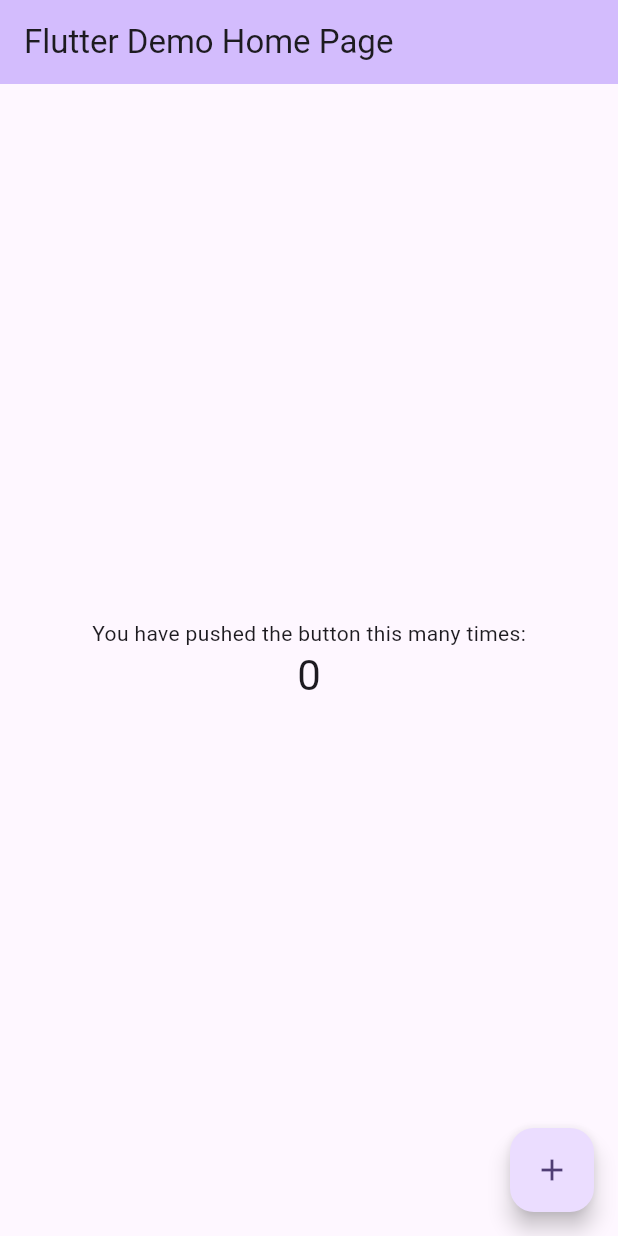
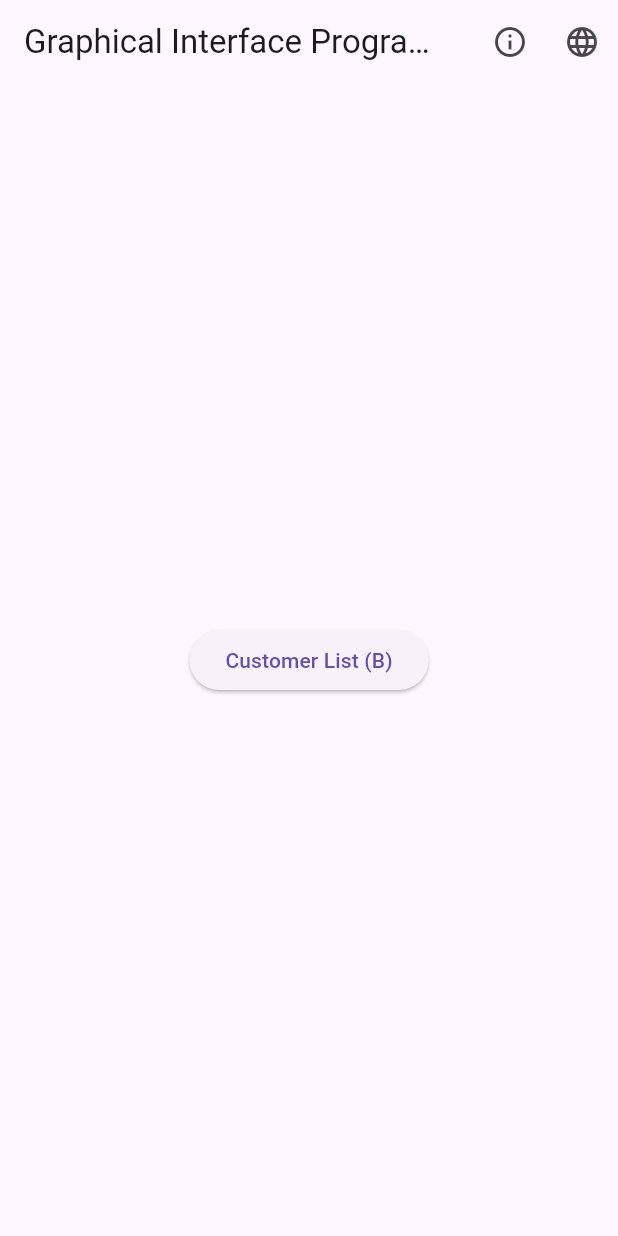
Before and after one commit to djv00/CST_2335_Final_Project, a Flutter app: the screen it shows after launch, on a phone screen of 412 x 824 dp. Run offline on Flutter 3.47's test engine with Material 3 defaults, Android fonts, the light colour scheme and no system bars; our stand-ins replace floor, flutter_secure_storage, sqflite; accounts and stored records are empty; generated files the repository leaves out were written again.

Commit message:
Initial Commit for the Customer List page.

```diff
--- /dev/null
+++ b/lib/dao/customer_dao.dart
@@ -0,0 +1,24 @@
+/**
+ * @file customer_dao.dart
+ * @brief DAO interface for the Customer List module.
+ *
+ * Defines CRUD operations for customer records.
+ */
+
+import 'package:floor/floor.dart';
+import '../models/customer_item.dart';
+
+@dao
+abstract class CustomerDao {
+  @Query('SELECT * FROM CustomerItem')
+  Future<List<CustomerItem>> findAllCustomers();
+
+  @insert
+  Future<void> insertCustomer(CustomerItem customer);
+
+  @delete
+  Future<void> deleteCustomer(CustomerItem customer);
+
+  @update
+  Future<void> updateCustomer(CustomerItem customer);
+}
--- a/lib/main.dart
+++ b/lib/main.dart
@@ -1,125 +1,138 @@
+/**
+ * @file main.dart
+ * @brief Main entry point and navigation page
+ *
+ * This file is a collaborative effort. Its main functions are:
+ *  - Initializing the MaterialApp.
+ *  - Displaying the main page with 4 buttons, each navigating to a module.
+ *  - Providing an info button (to show usage instructions) and a language switch button in the AppBar.
+ */
+
 import 'package:flutter/material.dart';
+import 'utils/localization.dart';
+//import 'pages/event_planner_page.dart';
+import 'pages/customer_list_page.dart';
+//import 'pages/expense_tracker_page.dart';
+//import 'pages/vehicle_maintenance_page.dart';
 
 void main() {
   runApp(const MyApp());
 }
 
-class MyApp extends StatelessWidget {
-  const MyApp({super.key});
+/// The main application widget.
+class MyApp extends StatefulWidget {
+  const MyApp({Key? key}) : super(key: key);
+  @override
+  State<MyApp> createState() => _MyAppState();
+}
 
-  // This widget is the root of your application.
+/// Application state with global theme and routing.
+class _MyAppState extends State<MyApp> {
   @override
   Widget build(BuildContext context) {
     return MaterialApp(
-      title: 'Flutter Demo',
-      theme: ThemeData(
-        // This is the theme of your application.
-        //
-        // TRY THIS: Try running your application with "flutter run". You'll see
-        // the application has a purple toolbar. Then, without quitting the app,
-        // try changing the seedColor in the colorScheme below to Colors.green
-        // and then invoke "hot reload" (save your changes or press the "hot
-        // reload" button in a Flutter-supported IDE, or press "r" if you used
-        // the command line to start the app).
-        //
-        // Notice that the counter didn't reset back to zero; the application
-        // state is not lost during the reload. To reset the state, use hot
-        // restart instead.
-        //
-        // This works for code too, not just values: Most code changes can be
-        // tested with just a hot reload.
-        colorScheme: ColorScheme.fromSeed(seedColor: Colors.deepPurple),
-        useMaterial3: true,
-      ),
-      home: const MyHomePage(title: 'Flutter Demo Home Page'),
+      title: getText('appTitle'),
+      theme: ThemeData(primarySwatch: Colors.blue),
+      home: const MainScreen(),
     );
   }
 }
 
-class MyHomePage extends StatefulWidget {
-  const MyHomePage({super.key, required this.title});
-
-  // This widget is the home page of your application. It is stateful, meaning
-  // that it has a State object (defined below) that contains fields that affect
-  // how it looks.
-
-  // This class is the configuration for the state. It holds the values (in this
-  // case the title) provided by the parent (in this case the App widget) and
-  // used by the build method of the State. Fields in a Widget subclass are
-  // always marked "final".
-
-  final String title;
-
+/// The main screen that contains 4 buttons to navigate to each module.
+class MainScreen extends StatefulWidget {
+  const MainScreen({Key? key}) : super(key: key);
   @override
-  State<MyHomePage> createState() => _MyHomePageState();
+  State<MainScreen> createState() => _MainScreenState();
 }
 
-class _MyHomePageState extends State<MyHomePage> {
-  int _counter = 0;
+class _MainScreenState extends State<MainScreen> {
+  /// Toggle language between English and Simplified Chinese.
+  void _toggleLanguage() {
+    setState(() {
+      toggleLanguage();
+    });
+  }
 
-  void _incrementCounter() {
-    setState(() {
-      // This call to setState tells the Flutter framework that something has
-      // changed in this State, which causes it to rerun the build method below
-      // so that the display can reflect the updated values. If we changed
-      // _counter without calling setState(), then the build method would not be
-      // called again, and so nothing would appear to happen.
-      _counter++;
-    });
+  /// Display usage instructions in a dialog.
+  void _showInstructions() {
+    showDialog(
+      context: context,
+      builder: (context) => AlertDialog(
+        title: Text(getText('instructions')),
+        content: Text(getText('instructions')),
+        actions: [
+          TextButton(
+            onPressed: () => Navigator.pop(context),
+            child: Text(getText('ok')),
+          )
+        ],
+      ),
+    );
   }
 
   @override
   Widget build(BuildContext context) {
-    // This method is rerun every time setState is called, for instance as done
-    // by the _incrementCounter method above.
-    //
-    // The Flutter framework has been optimized to make rerunning build methods
-    // fast, so that you can just rebuild anything that needs updating rather
-    // than having to individually change instances of widgets.
     return Scaffold(
       appBar: AppBar(
-        // TRY THIS: Try changing the color here to a specific color (to
-        // Colors.amber, perhaps?) and trigger a hot reload to see the AppBar
-        // change color while the other colors stay the same.
-        backgroundColor: Theme.of(context).colorScheme.inversePrimary,
-        // Here we take the value from the MyHomePage object that was created by
-        // the App.build method, and use it to set our appbar title.
-        title: Text(widget.title),
+        title: Text(getText('appTitle')),
+        actions: [
+          IconButton(
+            icon: const Icon(Icons.info_outline),
+            onPressed: _showInstructions,
+          ),
+          IconButton(
+            icon: const Icon(Icons.language),
+            onPressed: _toggleLanguage,
+          )
+        ],
       ),
       body: Center(
-        // Center is a layout widget. It takes a single child and positions it
-        // in the middle of the parent.
         child: Column(
-          // Column is also a layout widget. It takes a list of children and
-          // arranges them vertically. By default, it sizes itself to fit its
-          // children horizontally, and tries to be as tall as its parent.
-          //
-          // Column has various properties to control how it sizes itself and
-          // how it positions its children. Here we use mainAxisAlignment to
-          // center the children vertically; the main axis here is the vertical
-          // axis because Columns are vertical (the cross axis would be
-          // horizontal).
-          //
-          // TRY THIS: Invoke "debug painting" (choose the "Toggle Debug Paint"
-          // action in the IDE, or press "p" in the console), to see the
-          // wireframe for each widget.
           mainAxisAlignment: MainAxisAlignment.center,
-          children: <Widget>[
-            const Text(
-              'You have pushed the button this many times:',
+          children: [
+            /*
+            ElevatedButton(
+              child: Text(getText('eventPlanner')),
+              onPressed: () {
+                Navigator.push(
+                  context,
+                  MaterialPageRoute(builder: (context) => const EventPlannerPage()),
+                );
+              },
             ),
-            Text(
-              '$_counter',
-              style: Theme.of(context).textTheme.headlineMedium,
+             */
+            ElevatedButton(
+              child: Text(getText('customerList')),
+              onPressed: () {
+                Navigator.push(
+                  context,
+                  MaterialPageRoute(builder: (context) => const CustomerListPage()),
+                );
+              },
             ),
+            /*
+            ElevatedButton(
+              child: Text(getText('expenseTracker')),
+              onPressed: () {
+                Navigator.push(
+                  context,
+                  MaterialPageRoute(builder: (context) => const ExpenseTrackerPage()),
+                );
+              },
+            ),
+            ElevatedButton(
+              child: Text(getText('vehicleMaintenance')),
+              onPressed: () {
+                Navigator.push(
+                  context,
+                  MaterialPageRoute(builder: (context) => const VehicleMaintenancePage()),
+                );
+              },
+            ),
+             */
           ],
         ),
       ),
-      floatingActionButton: FloatingActionButton(
-        onPressed: _incrementCounter,
-        tooltip: 'Increment',
-        child: const Icon(Icons.add),
-      ), // This trailing comma makes auto-formatting nicer for build methods.
     );
   }
 }
--- a/pubspec.yaml
+++ b/pubspec.yaml
@@ -38,6 +38,10 @@ dependencies:
 dev_dependencies:
   flutter_test:
     sdk: flutter
+  floor: ^1.5.0
+  floor_generator: ^1.5.0
+  build_runner: ^2.4.13
+  flutter_secure_storage: ^9.0.0
 
   # The "flutter_lints" package below contains a set of recommended lints to
   # encourage good coding practices. The lint set provided by the package is
```
Also changed, not shown: lib/database/database.dart (added, +28 -0 lines), lib/models/customer_item.dart (added, +20 -0 lines), lib/pages/customer_list_page.dart (added, +255 -0 lines), lib/utils/localization.dart (added, +56 -0 lines), pubspec.lock, 9 other files.
